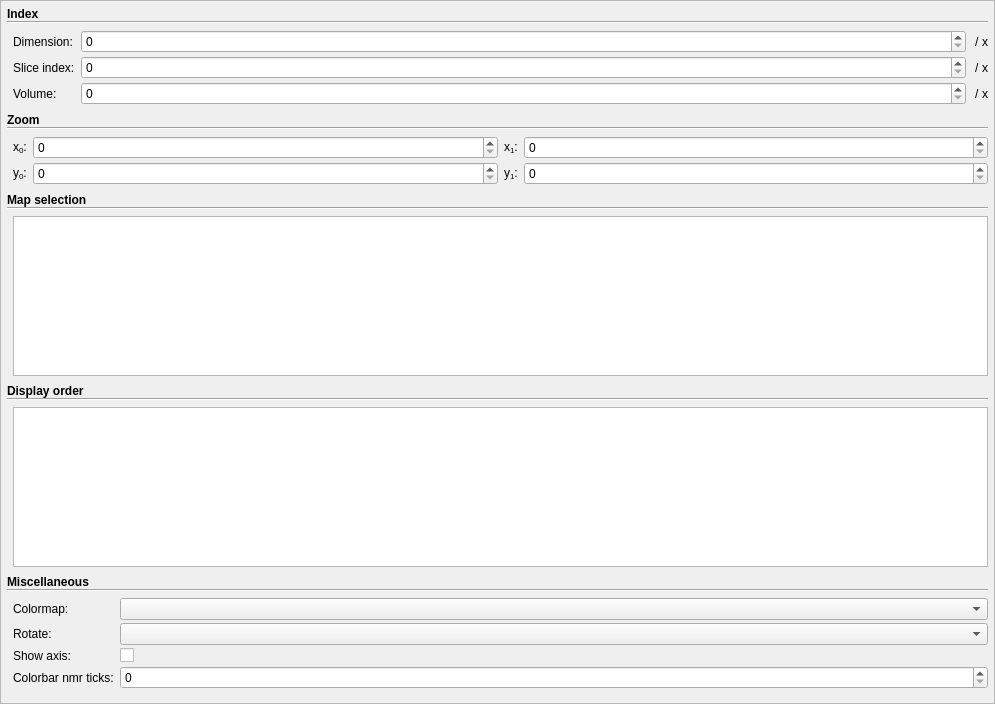
Qt form mdt/data/qt_designs/maps_visualizer/TabGeneral.ui (robbert-harms/MDT) before a commit.
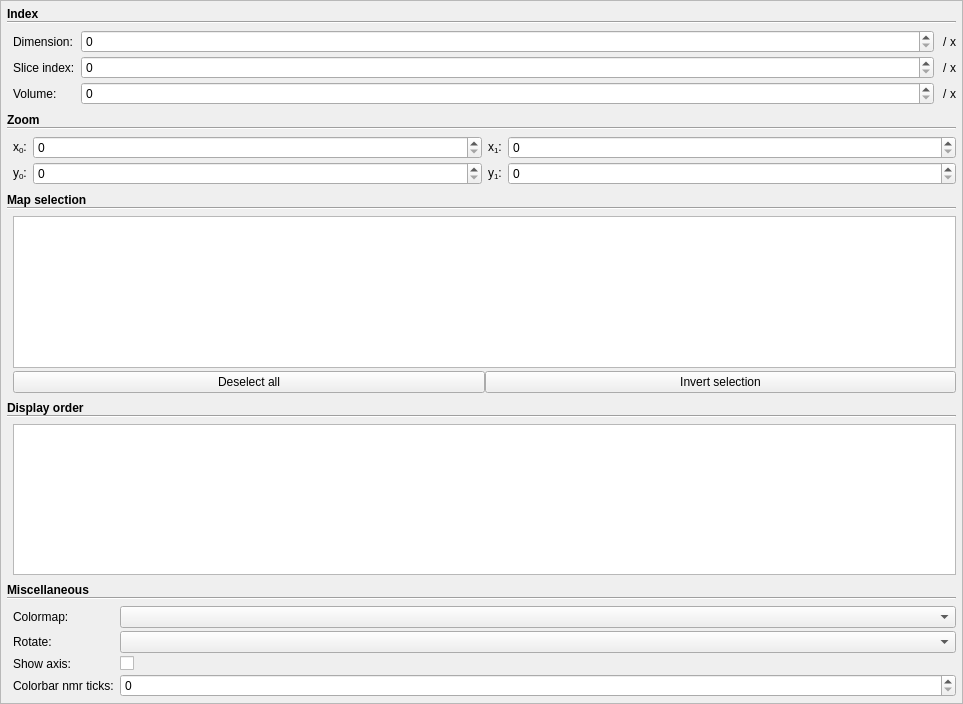
The same form after that commit. Custom widgets are drawn as their Qt base class.

```diff
--- a/mdt/data/qt_designs/maps_visualizer/TabGeneral.ui
+++ b/mdt/data/qt_designs/maps_visualizer/TabGeneral.ui
@@ -6,7 +6,7 @@
    <rect>
     <x>0</x>
     <y>0</y>
-    <width>995</width>
+    <width>963</width>
     <height>704</height>
    </rect>
   </property>
@@ -42,7 +42,7 @@
        <rect>
         <x>0</x>
         <y>0</y>
-        <width>993</width>
+        <width>961</width>
         <height>702</height>
        </rect>
       </property>
@@ -647,6 +647,27 @@
                </property>
               </widget>
              </item>
+             <item row="1" column="0">
+              <layout class="QHBoxLayout" name="horizontalLayout">
+               <property name="bottomMargin">
+                <number>0</number>
+               </property>
+               <item>
+                <widget class="QPushButton" name="general_deselect_all_maps">
+                 <property name="text">
+                  <string>Deselect all</string>
+                 </property>
+                </widget>
+               </item>
+               <item>
+                <widget class="QPushButton" name="general_invert_map_selection">
+                 <property name="text">
+                  <string>Invert selection</string>
+                 </property>
+                </widget>
+               </item>
+              </layout>
+             </item>
             </layout>
            </widget>
           </item>
```
